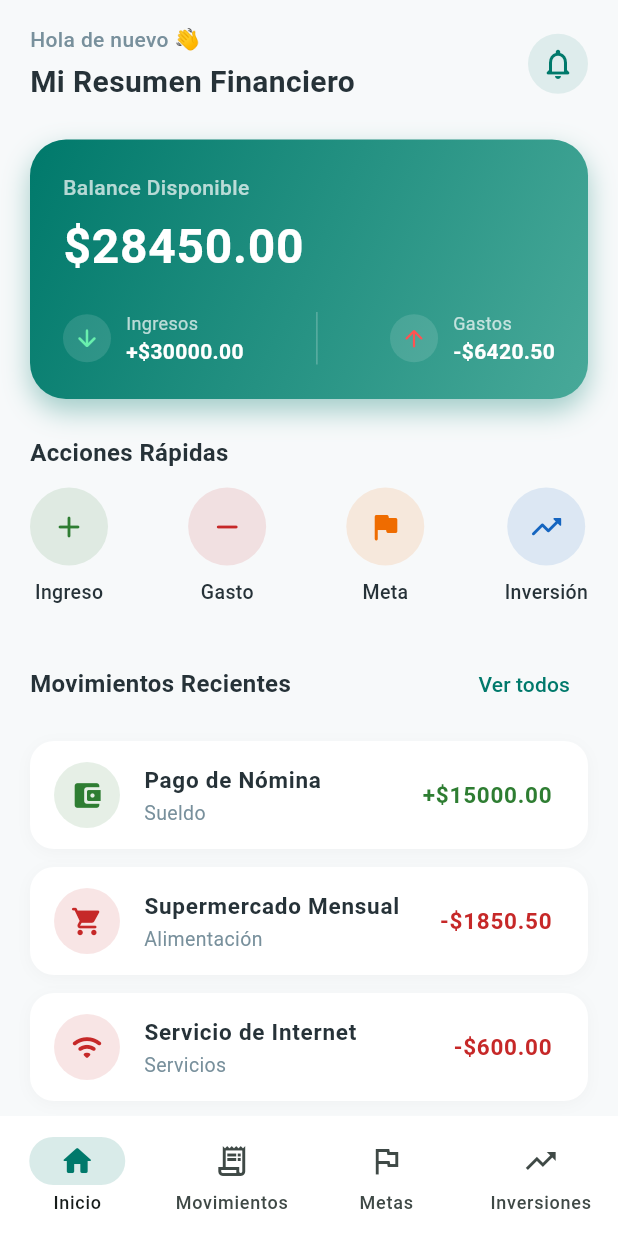
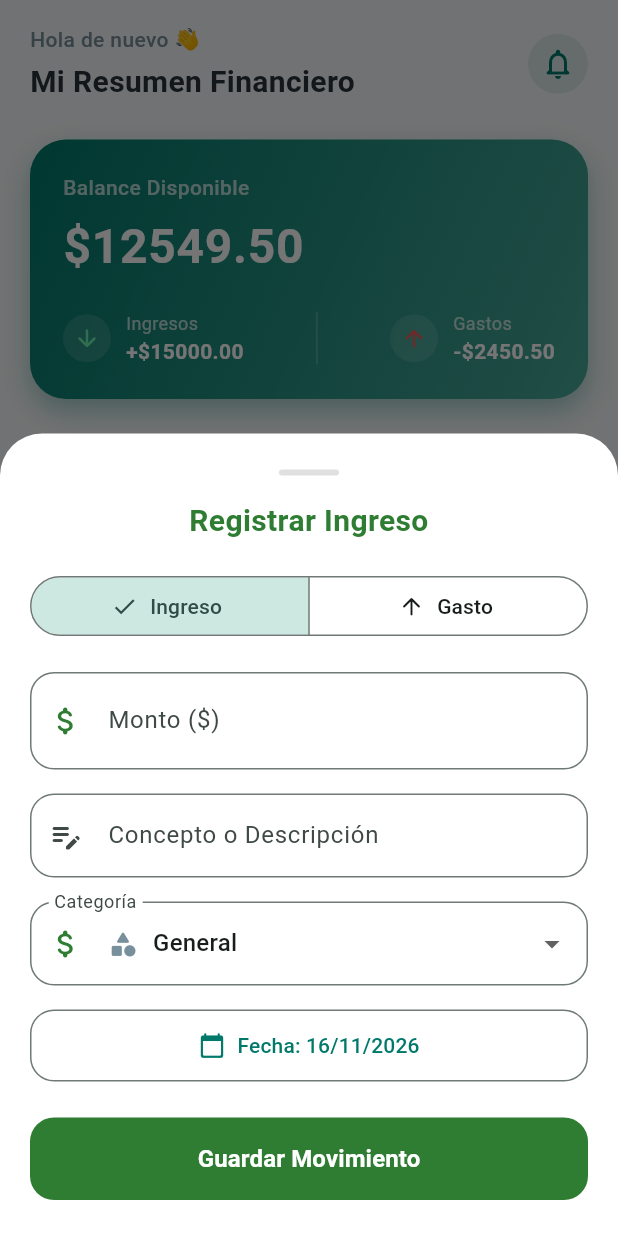
Before and after one commit to A1exauri0/app_finanzas, a Flutter app: the screen it shows after launch, after a tap on "Ingreso", on a phone screen of 412 x 824 dp. Run offline on Flutter 3.47's test engine with Material 3 defaults, Android fonts, the phone set to English and light mode, and no system bars.

Commit message:
feat(pantallas): conectar registro interactivo y recalculo automatico de balance en InicioScreen

```diff
--- a/lib/pantallas/inicio_screen.dart
+++ b/lib/pantallas/inicio_screen.dart
@@ -18,17 +18,21 @@ import '../modelos/movimiento_modelo.dart';
 // ==========================================
 import '../componentes/balance_card.dart';
 import '../componentes/movimiento_item_tile.dart';
+import '../componentes/nuevo_movimiento_modal.dart';
 
 // ==========================================
 // PANTALLA PRINCIPAL: INICIO
 // ==========================================
-class InicioScreen extends StatelessWidget {
+class InicioScreen extends StatefulWidget {
   const InicioScreen({super.key});
 
   @override
-  Widget build(BuildContext context) {
-    // Datos de prueba simulados
-    final List<MovimientoModelo> movimientosRecientes = [
+  State<InicioScreen> createState() => _InicioScreenState();
+}
+
+class _InicioScreenState extends State<InicioScreen> {
+  // Lista en memoria de movimientos financieros
+  final List<MovimientoModelo> _listaMovimientos = [
     MovimientoModelo(
       id: '1',
       titulo: 'Pago de Nómina',
@@ -58,6 +62,50 @@ class InicioScreen extends StatelessWidget {
     ),
   ];
 
+  // Métodos de cálculo dinámico para el balance
+  double get _totalIngresos => _listaMovimientos
+      .where((m) => m.tipo == TipoMovimiento.ingreso)
+      .fold(0.0, (acumulado, m) => acumulado + m.monto);
+
+  double get _totalGastos => _listaMovimientos
+      .where((m) => m.tipo == TipoMovimiento.gasto)
+      .fold(0.0, (acumulado, m) => acumulado + m.monto);
+
+  double get _saldoTotal => _totalIngresos - _totalGastos;
+
+  // Función para abrir el modal de nuevo movimiento
+  void _mostrarModalRegistro(TipoMovimiento tipoInicial) {
+    showModalBottomSheet(
+      context: context,
+      isScrollControlled: true,
+      backgroundColor: Colors.white,
+      shape: const RoundedRectangleBorder(
+        borderRadius: BorderRadius.vertical(top: Radius.circular(28)),
+      ),
+      builder: (ctx) => NuevoMovimientoModal(
+        tipoInicial: tipoInicial,
+        alGuardarMovimiento: (nuevoMovimiento) {
+          setState(() {
+            _listaMovimientos.insert(0, nuevoMovimiento);
+          });
+          ScaffoldMessenger.of(context).showSnackBar(
+            SnackBar(
+              content: Text(
+                '${nuevoMovimiento.tipo == TipoMovimiento.ingreso ? "Ingreso" : "Gasto"} registrado correctamente',
+              ),
+              backgroundColor: nuevoMovimiento.tipo == TipoMovimiento.ingreso
+                  ? ColoresApp.ingresoVerde
+                  : ColoresApp.gastoRojo,
+              behavior: SnackBarBehavior.floating,
+            ),
+          );
+        },
+      ),
+    );
+  }
+
+  @override
+  Widget build(BuildContext context) {
     return Scaffold(
       backgroundColor: ColoresApp.fondoClaro,
       body: SafeArea(
@@ -103,15 +151,15 @@ class InicioScreen extends StatelessWidget {
               ),
               const SizedBox(height: 24),
 
-              // Tarjeta principal de balance
-              const BalanceCard(
-                saldoTotal: 28450.00,
-                ingresosMes: 30000.00,
-                gastosMes: 6420.50,
+              // Tarjeta principal de balance reactivo
+              BalanceCard(
+                saldoTotal: _saldoTotal,
+                ingresosMes: _totalIngresos,
+                gastosMes: _totalGastos,
               ),
               const SizedBox(height: 24),
 
-              // Botones de acciones rapidas
+              // Botones de acciones rápidas
               const Text(
                 'Acciones Rápidas',
                 style: TextStyle(
@@ -128,13 +176,13 @@ class InicioScreen extends StatelessWidget {
                     icono: Icons.add_rounded,
                     etiqueta: 'Ingreso',
                     colorFondo: ColoresApp.ingresoVerde,
-                    alPresionar: () {},
+                    alPresionar: () => _mostrarModalRegistro(TipoMovimiento.ingreso),
                   ),
                   _BotonAccionRapidaItem(
                     icono: Icons.remove_rounded,
                     etiqueta: 'Gasto',
                     colorFondo: ColoresApp.gastoRojo,
-                    alPresionar: () {},
+                    alPresionar: () => _mostrarModalRegistro(TipoMovimiento.gasto),
                   ),
                   _BotonAccionRapidaItem(
                     icono: Icons.flag_rounded,
@@ -172,13 +220,29 @@ class InicioScreen extends StatelessWidget {
               ),
               const SizedBox(height: 8),
 
-              // Lista de movimientos recientes
+              // Lista de movimientos recientes o estado vacío
+              if (_listaMovimientos.isEmpty)
+                Container(
+                  padding: const EdgeInsets.all(32),
+                  alignment: Alignment.center,
+                  child: const Column(
+                    children: [
+                      Icon(Icons.inbox_outlined, size: 48, color: ColoresApp.textoSecundario),
+                      SizedBox(height: 8),
+                      Text(
+                        'Aún no hay movimientos registrados',
+                        style: TextStyle(color: ColoresApp.textoSecundario),
+                      ),
+                    ],
+                  ),
+                )
+              else
                 ListView.builder(
                   shrinkWrap: true,
                   physics: const NeverScrollableScrollPhysics(),
-                itemCount: movimientosRecientes.length,
+                  itemCount: _listaMovimientos.length,
                   itemBuilder: (context, index) {
-                  final movimiento = movimientosRecientes[index];
+                    final movimiento = _listaMovimientos[index];
                     return MovimientoItemTile(
                       movimiento: movimiento,
                       alPulsar: () {},
```
Lines whose indentation alone changed are shown as unchanged.
